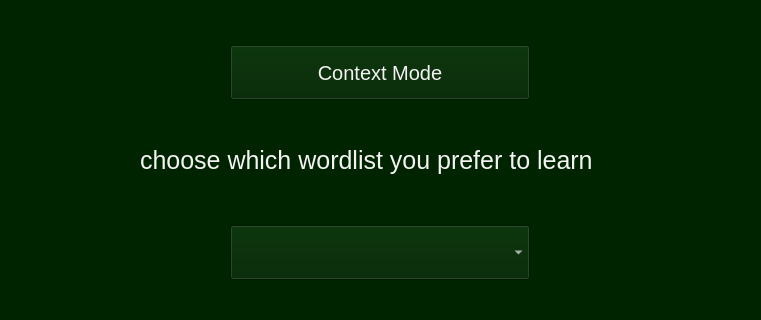
Above: WindowsGraphics/ExerciserWindow.ui from Skripkon/App-for-learning-English-LANGOD before the change; both pictures show x 210 to 971 and y 185 to 505 of the 1200 by 800 pixel window. Below: the same form after it.
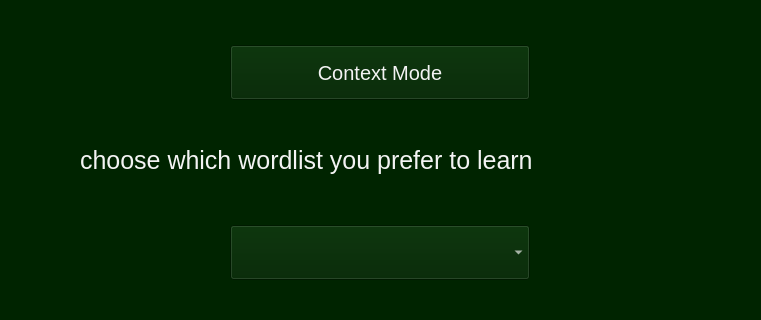
That is the form after the change.

What changed in the file:
```diff
--- a/WindowsGraphics/ExerciserWindow.ui
+++ b/WindowsGraphics/ExerciserWindow.ui
@@ -116,9 +116,9 @@
   <widget class="QLabel" name="info_text">
    <property name="geometry">
     <rect>
-     <x>350</x>
+     <x>290</x>
      <y>310</y>
-     <width>481</width>
+     <width>601</width>
      <height>71</height>
     </rect>
    </property>
```
